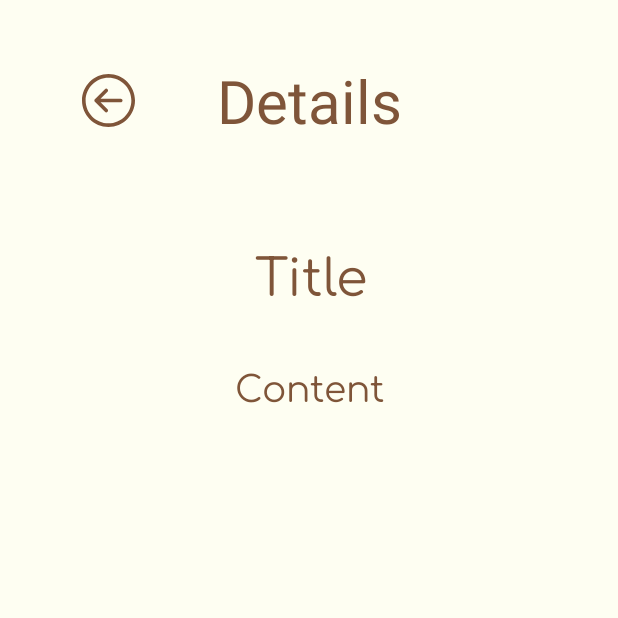
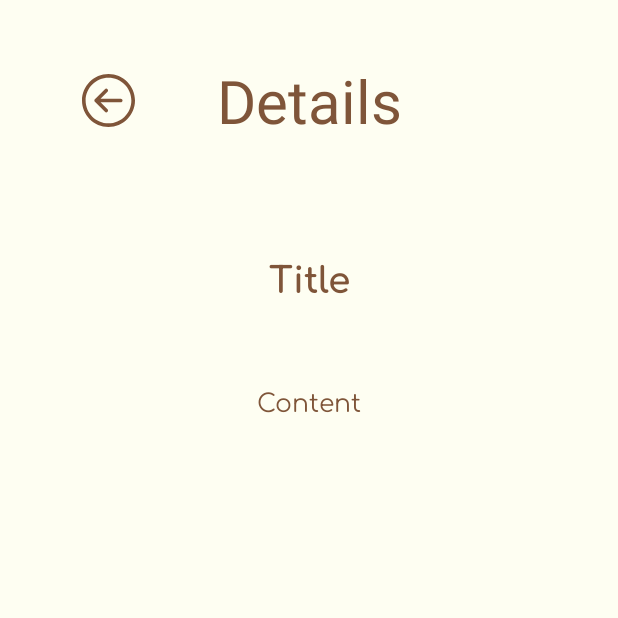
Before and after one commit to taaaf11/AndroidProject-PersonalDiaryApp, an Android app: the fragment DetailsFragment placed in its activity, on a phone screen of 412 x 824 dp, the top half of it. Run offline under Robolectric (Android 15) with nearby library versions, the phone set to English and light mode, and no system bars; our stand-ins replace Room's generated code; 3 statements that could not run were skipped.

```diff
--- a/app/src/main/res/layout/fragment_details.xml
+++ b/app/src/main/res/layout/fragment_details.xml
@@ -38,36 +38,43 @@
 
     <TextView
         android:id="@+id/tvTitleValueFragmentDetails"
-        android:layout_width="wrap_content"
+        android:layout_width="match_parent"
         android:layout_height="wrap_content"
 
         android:text="Title"
         android:fontFamily="@font/comfortaa"
         android:textColor="@color/primary"
-        android:textSize="34sp"
+        android:textStyle="bold"
+        android:textSize="24sp"
+        android:lineSpacingMultiplier="1.1"
+        android:lineSpacingExtra="0dp"
         android:gravity="center"
         app:layout_constraintTop_toBottomOf="@id/tvHeadingFragmentDetails"
         app:layout_constraintStart_toStartOf="@id/tvHeadingFragmentDetails"
         app:layout_constraintEnd_toEndOf="@id/tvHeadingFragmentDetails"
         android:layout_marginTop="60dp"
+        android:padding="10dp"
+        android:layout_marginStart="60dp"
+        android:layout_marginEnd="60dp"
+
         />
 
     <TextView
         android:id="@+id/tvContentValueFragmentDetails"
-        android:layout_width="wrap_content"
+        android:layout_width="match_parent"
         android:layout_height="wrap_content"
 
         android:text="Content"
         android:fontFamily="@font/comfortaa"
         android:textColor="@color/primary"
-        android:textSize="24sp"
+        android:textSize="16.8sp"
+        android:lineSpacingMultiplier="1.3"
+        android:lineSpacingExtra="0dp"
         android:gravity="center"
         app:layout_constraintTop_toBottomOf="@id/tvTitleValueFragmentDetails"
         app:layout_constraintStart_toStartOf="@id/tvHeadingFragmentDetails"
         app:layout_constraintEnd_toEndOf="@id/tvHeadingFragmentDetails"
-        android:layout_marginTop="30dp"
-        android:layout_marginStart="30dp"
-        android:layout_marginEnd="30dp"
+        android:layout_margin="40dp"
         />
 
 </androidx.constraintlayout.widget.ConstraintLayout>
--- a/app/src/main/res/menu/card_view_popup_menu.xml
+++ b/app/src/main/res/menu/card_view_popup_menu.xml
@@ -5,10 +5,12 @@
     <!--  to create entries in the pop menu  -->
     <item
         android:id="@+id/menuitemEditCardViewPopMenu"
-        android:title="Edit" />
+        android:title="Edit"
+        />
     <item
         android:id="@+id/menuitemDeleteCardViewPopMenu"
-        android:title="Delete" />
+        android:title="Delete"
+        />
 </menu>
 
 <!--  Source: https://stackoverflow.com/a/48628108/19619895  -->
```
Also changed, not shown: app/src/main/java/com/example/personaldiaryapp/EntrysFragment.kt (+9 -2 lines), app/src/main/java/com/example/personaldiaryapp/SearchFragment.kt (+8 -1 lines), app/src/main/res/layout/card_view.xml (+5 -4 lines), app/src/main/res/values/styles.xml (added, +12 -0 lines).
